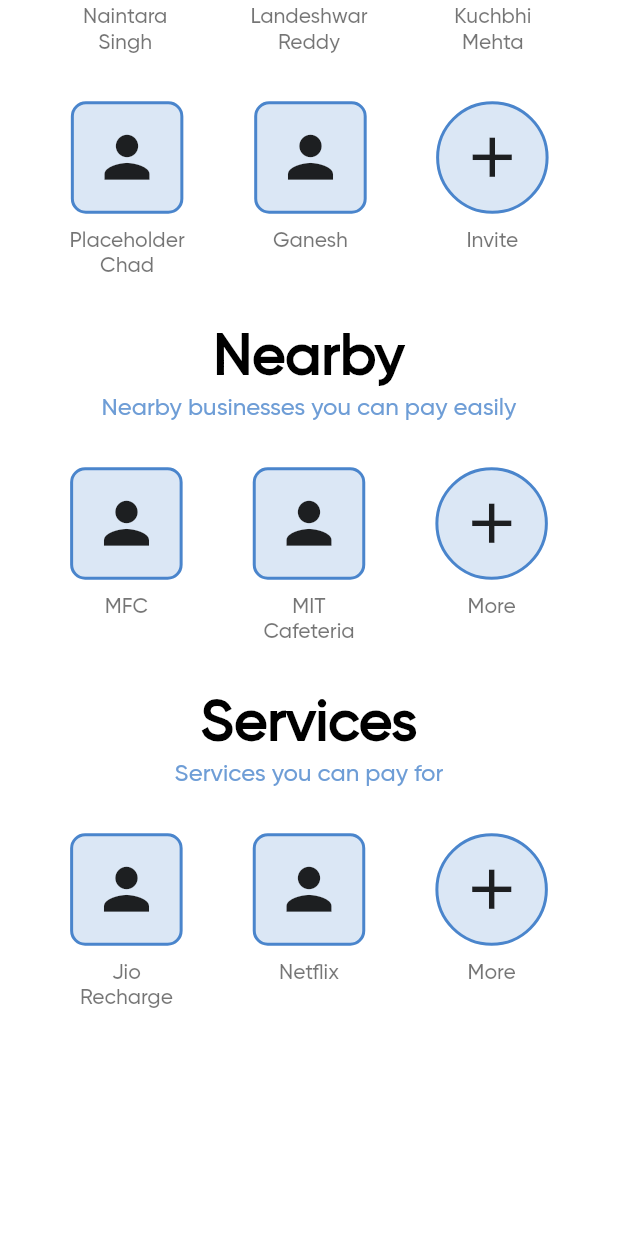
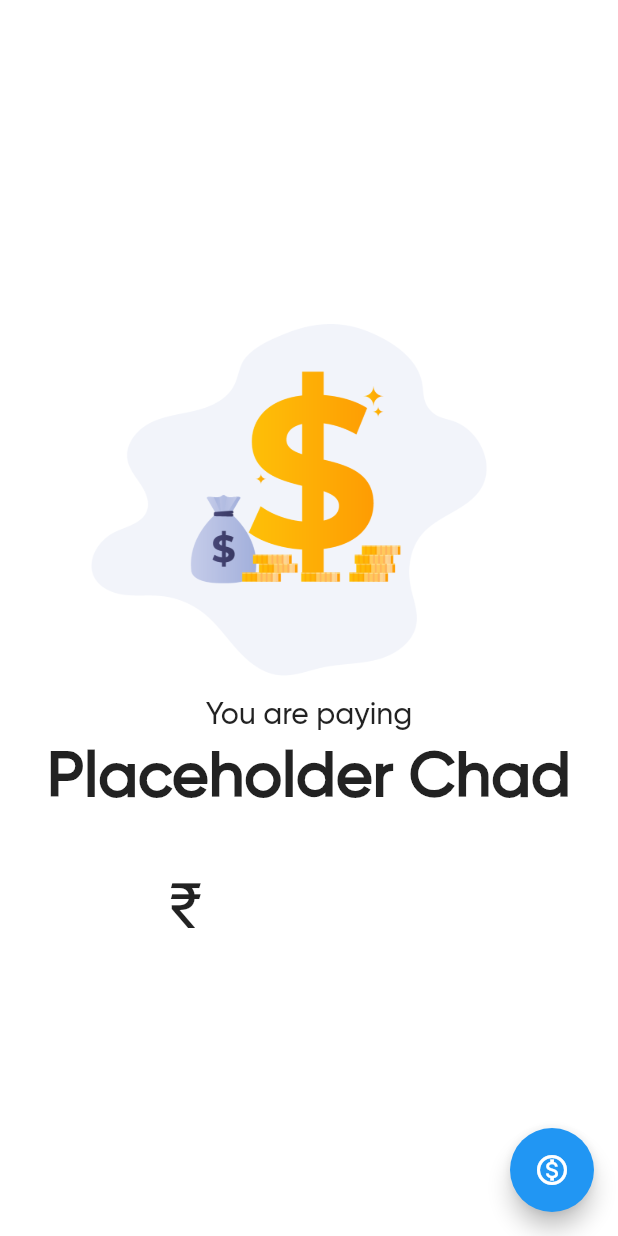
Before and after one commit to Mayur57/moneypal, a Flutter app: the screen it shows after launch, scrolled down 740 dp, after a tap on the "person" icon, on a phone screen of 412 x 824 dp. Run offline on Flutter 3.47's test engine with Material 2 defaults, Android fonts, the phone set to English and light mode, and no system bars; our stand-ins replace fluttertoast, font_awesome_flutter, simple_animations, vibration; missing offline and left inert: pin_view.

Commit message:
Add Payments Screen

```diff
--- a/lib/screens/homeScreen.dart
+++ b/lib/screens/homeScreen.dart
@@ -2,6 +2,7 @@ import 'package:flutter/cupertino.dart';
 import 'package:flutter/material.dart';
 import 'package:font_awesome_flutter/font_awesome_flutter.dart';
 import 'package:moneypal/res/colors.dart';
+import 'package:moneypal/screens/paymentScreen.dart';
 
 class HomeScreen extends StatefulWidget {
   const HomeScreen({Key key}) : super(key: key);
@@ -277,6 +278,48 @@ class _HomeScreenState extends State<HomeScreen> {
       ),
     );
   }
+
+  Widget contact(String name) {
+    return Column(
+      mainAxisAlignment: MainAxisAlignment.center,
+      children: [
+        Container(
+          height: 75,
+          width: 75,
+          decoration: BoxDecoration(
+            color: primaryAppColor.withOpacity(0.2),
+            border: Border.all(
+              color: primaryAppColor,
+              width: 2,
+            ),
+            borderRadius: BorderRadius.circular(10),
+          ),
+          child: IconButton(
+            icon: Icon(
+              Icons.person,
+              size: 45,
+            ),
+            onPressed: () {
+              Navigator.of(context).push(
+                  MaterialPageRoute(builder: (_) => PaymentScreen(name: _removeNewLine(name))),
+              );
+            },
+          ),
+        ),
+        SizedBox(
+          height: 10,
+        ),
+        Text(
+          name.length > 18 ? name.substring(0, 15) + "..." : name,
+          style: TextStyle(
+            fontFamily: "Gilroy Medium",
+            color: Colors.black54,
+          ),
+          textAlign: TextAlign.center,
+        ),
+      ],
+    );
+  }
 }
 
 Widget appbar() {
@@ -319,40 +362,6 @@ Widget appbar() {
   );
 }
 
-Widget contact(String name) {
-  return Column(
-    mainAxisAlignment: MainAxisAlignment.center,
-    children: [
-      Container(
-        height: 75,
-        width: 75,
-        decoration: BoxDecoration(
-          color: primaryAppColor.withOpacity(0.2),
-          border: Border.all(
-            color: primaryAppColor,
-            width: 2,
-          ),
-          borderRadius: BorderRadius.circular(10),
-        ),
-        child: IconButton(
-          icon: Icon(
-            Icons.person,
-            size: 45,
-          ),
-          onPressed: () {},
-        ),
-      ),
-      SizedBox(
-        height: 10,
-      ),
-      Text(
-        name.length > 18 ? name.substring(0, 15) + "..." : name,
-        style: TextStyle(
-          fontFamily: "Gilroy Medium",
-          color: Colors.black54,
-        ),
-        textAlign: TextAlign.center,
-      ),
-    ],
-  );
+_removeNewLine(String s) {
+  return s.replaceAll("\n", " ");
 }
--- /dev/null
+++ b/lib/screens/paymentScreen.dart
@@ -0,0 +1,75 @@
+import 'package:flutter/material.dart';
+import 'package:moneypal/utils/strings.dart';
+
+class PaymentScreen extends StatefulWidget {
+  final String name;
+  const PaymentScreen({Key key, @required this.name}) : super(key: key);
+
+  @override
+  _PaymentScreenState createState() => _PaymentScreenState();
+}
+
+class _PaymentScreenState extends State<PaymentScreen> {
+  TextEditingController textController = TextEditingController();
+
+  @override
+  void dispose() {
+    textController.dispose();
+    super.dispose();
+  }
+
+  @override
+  Widget build(BuildContext context) {
+    String name = widget.name;
+    return Scaffold(
+      backgroundColor: Colors.white,
+      floatingActionButton: FloatingActionButton(
+        onPressed: () {},
+        child: Icon(Icons.monetization_on_outlined),
+      ),
+      body: SafeArea(
+        child: Center(
+          child: Column(
+            mainAxisAlignment: MainAxisAlignment.center,
+            children: [
+              Image.asset("assets/images/g-01.png"),
+              Text(
+                  "You are paying",
+                style: TextStyle(fontSize: 20, fontFamily: MEDIUM,),
+                textAlign: TextAlign.center,
+              ),
+              SizedBox(height: 5,),
+              Text(
+                "$name",
+                style: TextStyle(fontSize: 42, fontFamily: MEDIUM, fontWeight: FontWeight.bold,),
+                textAlign: TextAlign.center,
+              ),
+
+              SizedBox(height: 30,),
+              Container(
+                child: Row(mainAxisAlignment: MainAxisAlignment.center,
+                    children: [
+                  Text("₹", style: TextStyle(fontSize: 42, fontFamily: MEDIUM),),
+                  SizedBox(width: 20),
+                  Container(
+                    width: MediaQuery.of(context).size.width * 0.35,
+                    child: TextField(
+                      decoration: InputDecoration(border: InputBorder.none),
+                        controller: textController,
+                        keyboardType: TextInputType.phone,
+                        style: TextStyle(
+                          fontFamily: MEDIUM,
+                          fontSize: 36,
+                          color: Colors.black,
+                        ),
+                      ),
+                    ),
+                ]),
+              ),
+            ],
+          ),
+        ),
+      ),
+    );
+  }
+}
```
Also changed, not shown: assets/images/g-01.png (added).
